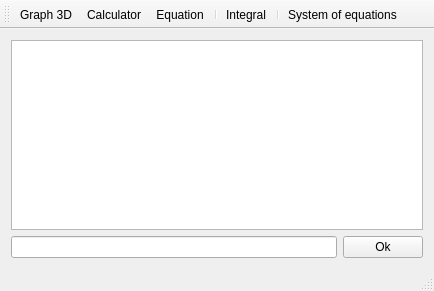
Before: the Qt Designer form mainwindow.ui in joaodeus/mathgraphica, drawn with Qt 5.
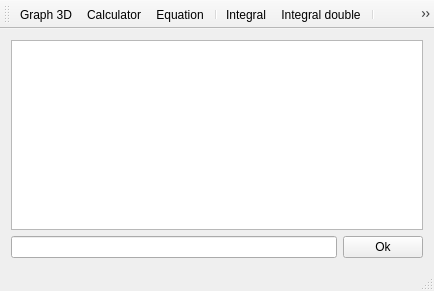
After: the same form once the commit is applied. Icons and pictures are not drawn.

```diff
--- a/mainwindow.ui
+++ b/mainwindow.ui
@@ -66,6 +66,7 @@
    <addaction name="actionEquation"/>
    <addaction name="separator"/>
    <addaction name="actionIntegral"/>
+   <addaction name="actionIntegral_double"/>
    <addaction name="separator"/>
    <addaction name="actionSystem_of_equations"/>
   </widget>
@@ -133,6 +134,15 @@
     <string>Integral</string>
    </property>
   </action>
+  <action name="actionIntegral_double">
+   <property name="icon">
+    <iconset resource="mathgraphica.qrc">
+     <normaloff>:/images/images/integralD.png</normaloff>:/images/images/integralD.png</iconset>
+   </property>
+   <property name="text">
+    <string>Integral double</string>
+   </property>
+  </action>
  </widget>
  <layoutdefault spacing="6" margin="11"/>
  <resources>
```
Left out of the diff: 2 changed lines with no effect on the pictures.
